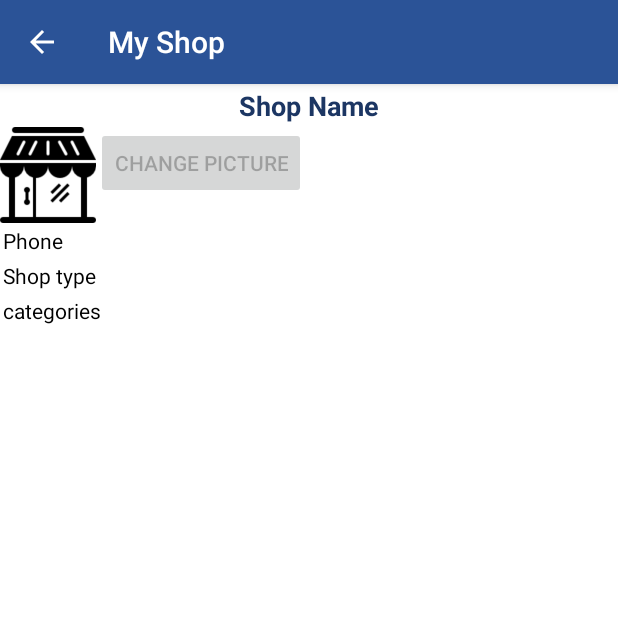
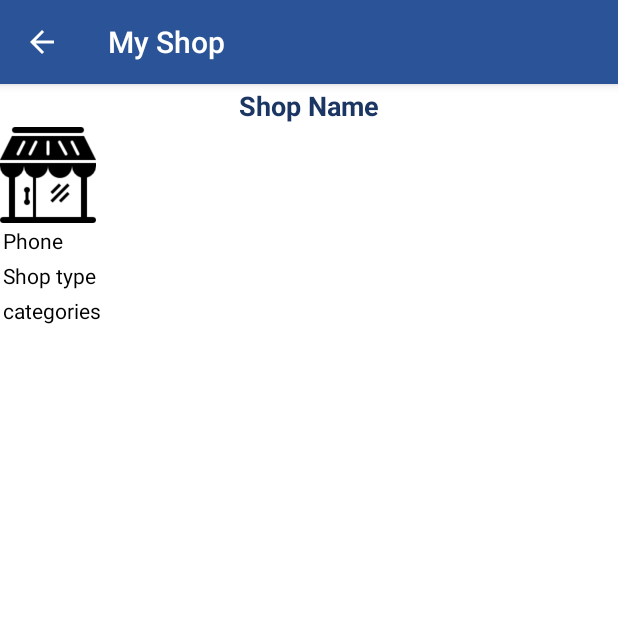
Before and after one commit to omarhaji080286/ListaPro, an Android app: the MyShopOverviewFragment screen opened directly, with no data from a screen before it, on a phone screen of 412 x 824 dp, the top half of it. Run offline under Robolectric (Android 15) with nearby library versions, the phone set to English and light mode, and no system bars; our stand-ins replace Room's generated code; 1 statement that could not run was skipped.

Commit message:
shop pic complete

```diff
--- a/app/src/main/java/winservices/com/listapro/views/fragments/MyShopOverviewFragment.java
+++ b/app/src/main/java/winservices/com/listapro/views/fragments/MyShopOverviewFragment.java
@@ -13,7 +13,6 @@ import android.provider.MediaStore;
 import android.view.LayoutInflater;
 import android.view.View;
 import android.view.ViewGroup;
-import android.widget.Button;
 import android.widget.ImageView;
 import android.widget.TextView;
 
@@ -51,7 +50,6 @@ public class MyShopOverviewFragment extends Fragment {
     private ShopKeeperVM shopKeeperVM;
     private ShopVM shopVM;
     private TextView txtShopName, txtPhone, txtShopType, txtCategories;
-    private Button btnChangePic;
     private ImageView imgShopPic;
     private String currentImagePath;
     private int serverShopId;
@@ -78,7 +76,6 @@ public class MyShopOverviewFragment extends Fragment {
         txtPhone = view.findViewById(R.id.txtPhone);
         txtShopType = view.findViewById(R.id.txtShopType);
         txtCategories = view.findViewById(R.id.txtShopDCategories);
-        btnChangePic = view.findViewById(R.id.btnChangePic);
         imgShopPic = view.findViewById(R.id.imgShopPic);
 
 
@@ -86,7 +83,7 @@ public class MyShopOverviewFragment extends Fragment {
             requestPermissions(new String[]{Manifest.permission.CAMERA, Manifest.permission.WRITE_EXTERNAL_STORAGE}, 2);
         }
 
-        btnChangePic.setEnabled(false);
+        imgShopPic.setEnabled(false);
         shopKeeperVM.getLastLoggedShopKeeper().observe(this, new Observer<ShopKeeper>() {
             @Override
             public void onChanged(ShopKeeper shopKeeper) {
@@ -164,17 +161,17 @@ public class MyShopOverviewFragment extends Fragment {
                     sb.append("\n");
                 }
                 txtCategories.setText(sb);
-                initBtnChangePic(shop.getServerShopId());
+                initBtnChangePic();
 
             }
         });
 
     }
 
-    private void initBtnChangePic(final int serverShopId) {
+    private void initBtnChangePic() {
 
-        btnChangePic.setEnabled(true);
-        btnChangePic.setOnClickListener(new View.OnClickListener() {
+        imgShopPic.setEnabled(true);
+        imgShopPic.setOnClickListener(new View.OnClickListener() {
             @Override
             public void onClick(View view) {
                 captureImage();
--- a/app/src/main/res/layout/fragment_my_shop_overview.xml
+++ b/app/src/main/res/layout/fragment_my_shop_overview.xml
@@ -25,14 +25,6 @@
         android:src="@drawable/ic_store_black"
         android:layout_below="@+id/txtShopName"
         />
-
-    <Button
-        android:id="@+id/btnChangePic"
-        android:layout_width="wrap_content"
-        android:layout_height="wrap_content"
-        android:layout_toEndOf="@+id/imgShopPic"
-        android:layout_below="@+id/txtShopName"
-        android:text="@string/change_picture"/>
 
     <TextView
         android:id="@+id/txtPhone"
```
